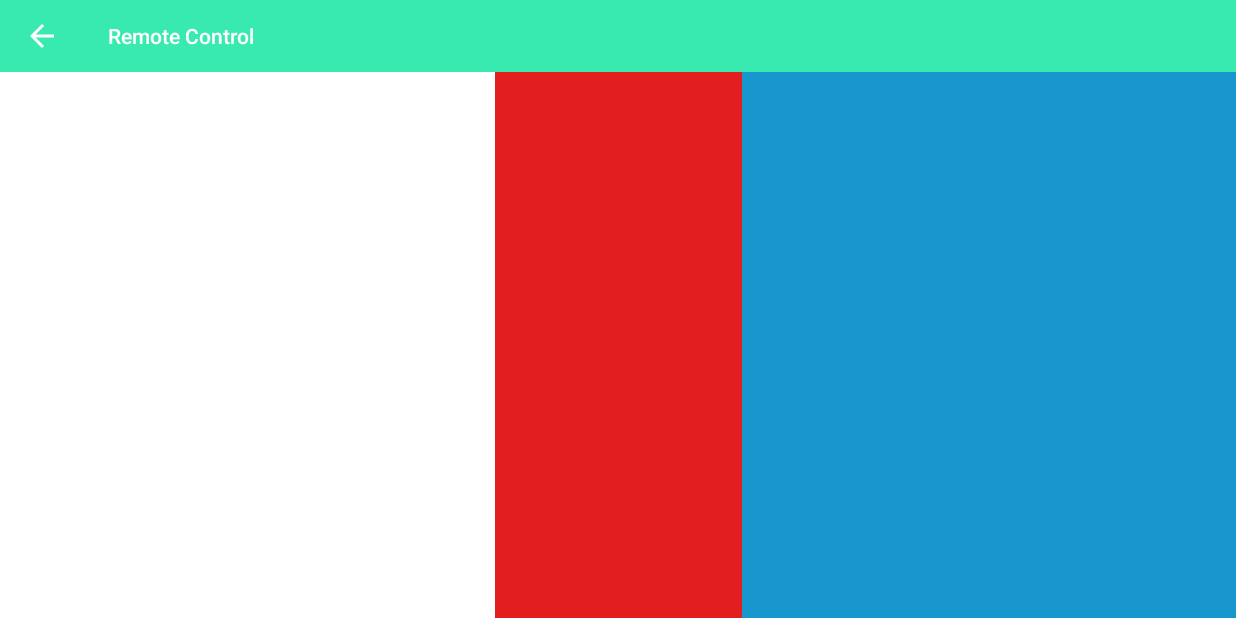
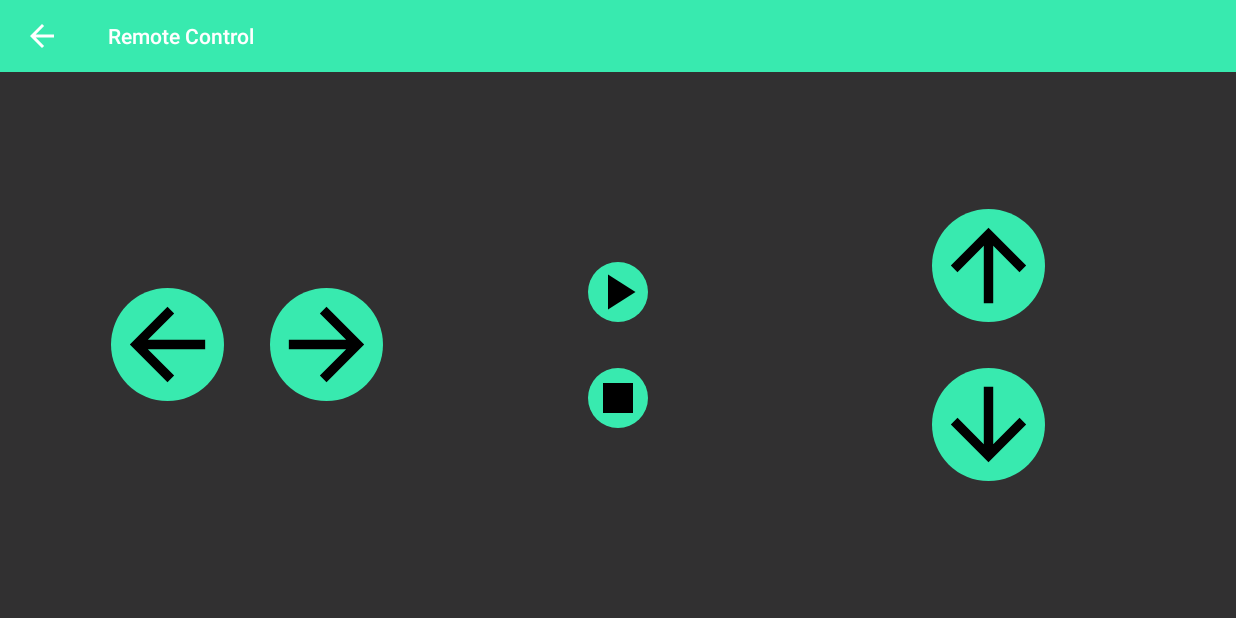
Before and after one commit to MarvEltun/SURCISM, an Android app: the RemoteControlActivity screen opened directly, with no data from a screen before it, on a phone screen of 824 x 412 dp (held sideways). Run offline under Robolectric (Android 15) with nearby library versions, the phone set to English and light mode, and no system bars.

Commit message:
Updated remote control layout

```diff
--- a/app/src/main/res/layout/activity_remote_control.xml
+++ b/app/src/main/res/layout/activity_remote_control.xml
@@ -25,19 +25,77 @@
             android:layout_width="match_parent"
             android:layout_height="match_parent"
             android:layout_weight="1.5"
-            android:background="@color/white"></RelativeLayout>
+            android:gravity="center"
+            >
+            <ImageButton
+                android:layout_width="@dimen/direction_button_size"
+                android:layout_height="@dimen/direction_button_size"
+                android:background="@drawable/circular_button"
+                android:scaleType="fitCenter"
+                android:src="@drawable/left_black"
+                android:id="@+id/left_control"
+                android:layout_margin="@dimen/control_button_margin"/>
+            <ImageButton
+                android:layout_width="@dimen/direction_button_size"
+                android:layout_height="@dimen/direction_button_size"
+                android:background="@drawable/circular_button"
+                android:layout_toRightOf="@id/left_control"
+                android:layout_margin="@dimen/control_button_margin"
+                android:scaleType="fitCenter"
+                android:src="@drawable/right_black"
+                />
+
+        </RelativeLayout>
 
         <RelativeLayout
             android:layout_width="match_parent"
             android:layout_height="match_parent"
             android:layout_weight="2"
-            android:background="@color/red"></RelativeLayout>
+            android:gravity="center"
+            >
+            <ImageButton
+                android:layout_width="@dimen/start_stop_button_size"
+                android:layout_height="@dimen/start_stop_button_size"
+                android:background="@drawable/circular_button"
+                android:scaleType="fitCenter"
+                android:src="@drawable/start_black"
+                android:id="@+id/start_control"
+                android:layout_margin="@dimen/control_button_margin"/>
+            <ImageButton
+                android:layout_width="@dimen/start_stop_button_size"
+                android:layout_height="@dimen/start_stop_button_size"
+                android:background="@drawable/circular_button"
+                android:layout_margin="@dimen/control_button_margin"
+                android:scaleType="fitCenter"
+                android:src="@drawable/stop_black"
+               android:layout_below="@id/start_control"
+                />
+        </RelativeLayout>
 
         <RelativeLayout
             android:layout_width="match_parent"
             android:layout_height="match_parent"
             android:layout_weight="1.5"
-            android:background="@color/blue"></RelativeLayout>
+            android:gravity="center"
+            >
+            <ImageButton
+                android:layout_width="@dimen/direction_button_size"
+                android:layout_height="@dimen/direction_button_size"
+                android:background="@drawable/circular_button"
+                android:scaleType="fitCenter"
+                android:src="@drawable/forward_black"
+                android:id="@+id/forward_control"
+                android:layout_margin="@dimen/control_button_margin"/>
+            <ImageButton
+                android:layout_width="@dimen/direction_button_size"
+                android:layout_height="@dimen/direction_button_size"
+                android:background="@drawable/circular_button"
+                android:layout_below="@id/forward_control"
+                android:layout_margin="@dimen/control_button_margin"
+                android:scaleType="fitCenter"
+                android:src="@drawable/reverse_black"
+                />
+        </RelativeLayout>
 
     </LinearLayout>
 </RelativeLayout>
--- a/app/src/main/res/values/dimen.xml
+++ b/app/src/main/res/values/dimen.xml
@@ -18,4 +18,7 @@
     <dimen name="infra_text_width">100dp</dimen>
     <dimen name="infra_text_size">35sp</dimen>
     <dimen name="arrow_size">80dp</dimen>
+    <dimen name="direction_button_size">75dp</dimen>
+    <dimen name="start_stop_button_size">40dp</dimen>
+    <dimen name="control_button_margin">15dp</dimen>
 </resources>
```
